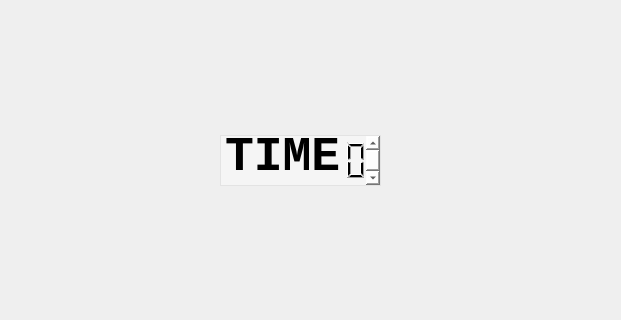
First picture: the form in gamepage.ui, repository kirin111697/pd2-Taiko, before the edit; both pictures show x 350 to 971 and y 165 to 485 of the 1280 by 720 pixel window.
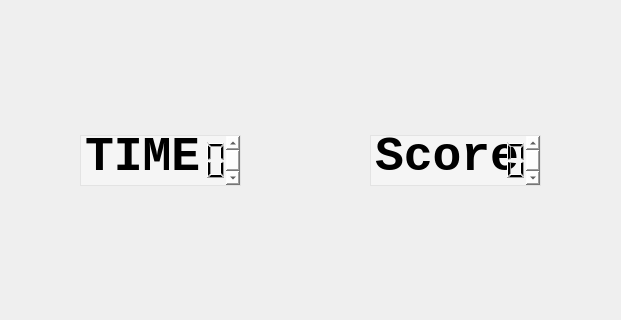
Second picture: the form after the edit. Icons and pictures are not drawn.

What changed in the file:
```diff
--- a/gamepage.ui
+++ b/gamepage.ui
@@ -116,7 +116,7 @@
   <widget class="QLCDNumber" name="lcdTime">
    <property name="geometry">
     <rect>
-     <x>610</x>
+     <x>470</x>
      <y>300</y>
      <width>111</width>
      <height>51</height>
@@ -138,7 +138,7 @@
   <widget class="QTextBrowser" name="textBrowser">
    <property name="geometry">
     <rect>
-     <x>570</x>
+     <x>430</x>
      <y>300</y>
      <width>161</width>
      <height>51</height>
@@ -163,12 +163,55 @@
 &lt;p style=&quot; margin-top:0px; margin-bottom:0px; margin-left:0px; margin-right:0px; -qt-block-indent:0; text-indent:0px;&quot;&gt;&lt;span style=&quot; font-size:36pt;&quot;&gt;TIME&lt;/span&gt;&lt;/p&gt;&lt;/body&gt;&lt;/html&gt;</string>
    </property>
   </widget>
+  <widget class="QLCDNumber" name="lcdScore">
+   <property name="geometry">
+    <rect>
+     <x>770</x>
+     <y>300</y>
+     <width>111</width>
+     <height>51</height>
+    </rect>
+   </property>
+   <property name="frameShape">
+    <enum>QFrame::NoFrame</enum>
+   </property>
+  </widget>
+  <widget class="QTextBrowser" name="textBrowser_2">
+   <property name="geometry">
+    <rect>
+     <x>720</x>
+     <y>300</y>
+     <width>171</width>
+     <height>51</height>
+    </rect>
+   </property>
+   <property name="font">
+    <font>
+     <family>Courier New</family>
+     <pointsize>18</pointsize>
+     <weight>75</weight>
+     <bold>true</bold>
+    </font>
+   </property>
+   <property name="styleSheet">
+    <string notr="true">background-color: rgba(255, 255, 255, 97);</string>
+   </property>
+   <property name="html">
+    <string>&lt;!DOCTYPE HTML PUBLIC &quot;-//W3C//DTD HTML 4.0//EN&quot; &quot;http://www.w3.org/TR/REC-html40/strict.dtd&quot;&gt;
+&lt;html&gt;&lt;head&gt;&lt;meta name=&quot;qrichtext&quot; content=&quot;1&quot; /&gt;&lt;style type=&quot;text/css&quot;&gt;
+p, li { white-space: pre-wrap; }
+&lt;/style&gt;&lt;/head&gt;&lt;body style=&quot; font-family:'Courier New'; font-size:18pt; font-weight:600; font-style:normal;&quot;&gt;
+&lt;p style=&quot; margin-top:0px; margin-bottom:0px; margin-left:0px; margin-right:0px; -qt-block-indent:0; text-indent:0px;&quot;&gt;&lt;span style=&quot; font-size:36pt;&quot;&gt;Score&lt;/span&gt;&lt;/p&gt;&lt;/body&gt;&lt;/html&gt;</string>
+   </property>
+  </widget>
   <zorder>label_3</zorder>
   <zorder>label</zorder>
   <zorder>label_2</zorder>
   <zorder>graphicsView</zorder>
   <zorder>textBrowser</zorder>
   <zorder>lcdTime</zorder>
+  <zorder>textBrowser_2</zorder>
+  <zorder>lcdScore</zorder>
  </widget>
  <resources/>
  <connections/>
```
